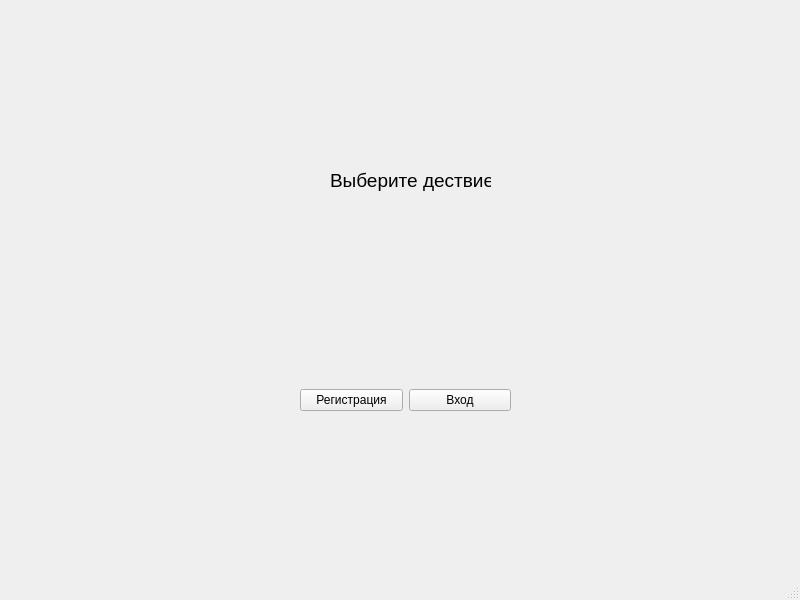
Old version of the form Diplom2/ui/startWin.ui in the repository shtorm901/Diplom_Work.
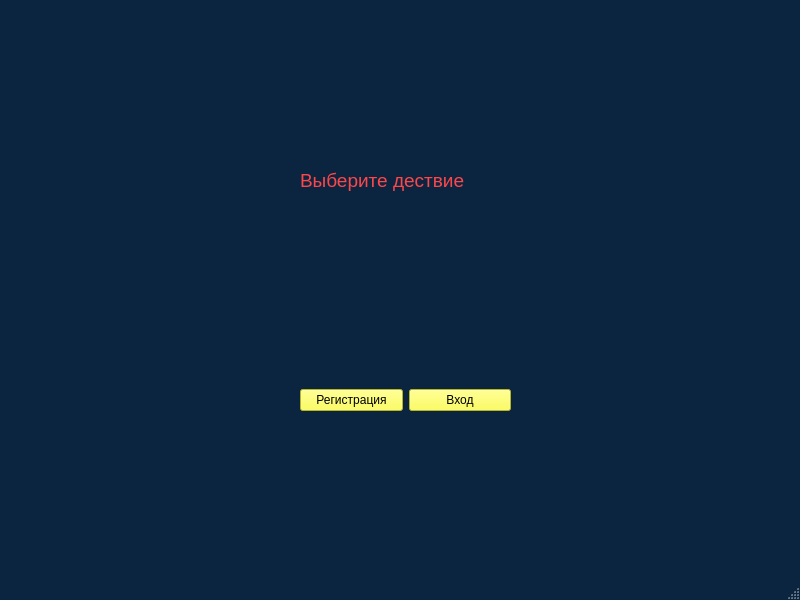
New version of the form.

Patch:
```diff
--- a/Diplom2/ui/startWin.ui
+++ b/Diplom2/ui/startWin.ui
@@ -10,9 +10,454 @@
     <height>600</height>
    </rect>
   </property>
+  <property name="palette">
+   <palette>
+    <active>
+     <colorrole role="WindowText">
+      <brush brushstyle="SolidPattern">
+       <color alpha="255">
+        <red>255</red>
+        <green>70</green>
+        <blue>73</blue>
+       </color>
+      </brush>
+     </colorrole>
+     <colorrole role="Button">
+      <brush brushstyle="SolidPattern">
+       <color alpha="255">
+        <red>11</red>
+        <green>37</green>
+        <blue>65</blue>
+       </color>
+      </brush>
+     </colorrole>
+     <colorrole role="Light">
+      <brush brushstyle="SolidPattern">
+       <color alpha="255">
+        <red>17</red>
+        <green>56</green>
+        <blue>97</blue>
+       </color>
+      </brush>
+     </colorrole>
+     <colorrole role="Midlight">
+      <brush brushstyle="SolidPattern">
+       <color alpha="255">
+        <red>14</red>
+        <green>46</green>
+        <blue>81</blue>
+       </color>
+      </brush>
+     </colorrole>
+     <colorrole role="Dark">
+      <brush brushstyle="SolidPattern">
+       <color alpha="255">
+        <red>5</red>
+        <green>18</green>
+        <blue>32</blue>
+       </color>
+      </brush>
+     </colorrole>
+     <colorrole role="Mid">
+      <brush brushstyle="SolidPattern">
+       <color alpha="255">
+        <red>7</red>
+        <green>25</green>
+        <blue>43</blue>
+       </color>
+      </brush>
+     </colorrole>
+     <colorrole role="Text">
+      <brush brushstyle="SolidPattern">
+       <color alpha="255">
+        <red>255</red>
+        <green>70</green>
+        <blue>73</blue>
+       </color>
+      </brush>
+     </colorrole>
+     <colorrole role="BrightText">
+      <brush brushstyle="SolidPattern">
+       <color alpha="255">
+        <red>255</red>
+        <green>70</green>
+        <blue>73</blue>
+       </color>
+      </brush>
+     </colorrole>
+     <colorrole role="ButtonText">
+      <brush brushstyle="SolidPattern">
+       <color alpha="255">
+        <red>255</red>
+        <green>70</green>
+        <blue>73</blue>
+       </color>
+      </brush>
+     </colorrole>
+     <colorrole role="Base">
+      <brush brushstyle="SolidPattern">
+       <color alpha="255">
+        <red>0</red>
+        <green>0</green>
+        <blue>0</blue>
+       </color>
+      </brush>
+     </colorrole>
+     <colorrole role="Window">
+      <brush brushstyle="SolidPattern">
+       <color alpha="255">
+        <red>11</red>
+        <green>37</green>
+        <blue>65</blue>
+       </color>
+      </brush>
+     </colorrole>
+     <colorrole role="Shadow">
+      <brush brushstyle="SolidPattern">
+       <color alpha="255">
+        <red>0</red>
+        <green>0</green>
+        <blue>0</blue>
+       </color>
+      </brush>
+     </colorrole>
+     <colorrole role="AlternateBase">
+      <brush brushstyle="SolidPattern">
+       <color alpha="255">
+        <red>5</red>
+        <green>18</green>
+        <blue>32</blue>
+       </color>
+      </brush>
+     </colorrole>
+     <colorrole role="ToolTipBase">
+      <brush brushstyle="SolidPattern">
+       <color alpha="255">
+        <red>255</red>
+        <green>255</green>
+        <blue>220</blue>
+       </color>
+      </brush>
+     </colorrole>
+     <colorrole role="ToolTipText">
+      <brush brushstyle="SolidPattern">
+       <color alpha="255">
+        <red>0</red>
+        <green>0</green>
+        <blue>0</blue>
+       </color>
+      </brush>
+     </colorrole>
+     <colorrole role="PlaceholderText">
+      <brush brushstyle="SolidPattern">
+       <color alpha="127">
+        <red>255</red>
+        <green>255</green>
+        <blue>255</blue>
+       </color>
+      </brush>
+     </colorrole>
+    </active>
+    <inactive>
+     <colorrole role="WindowText">
+      <brush brushstyle="SolidPattern">
+       <color alpha="255">
+        <red>255</red>
+        <green>70</green>
+        <blue>73</blue>
+       </color>
+      </brush>
+     </colorrole>
+     <colorrole role="Button">
+      <brush brushstyle="SolidPattern">
+       <color alpha="255">
+        <red>11</red>
+        <green>37</green>
+        <blue>65</blue>
+       </color>
+      </brush>
+     </colorrole>
+     <colorrole role="Light">
+      <brush brushstyle="SolidPattern">
+       <color alpha="255">
+        <red>17</red>
+        <green>56</green>
+        <blue>97</blue>
+       </color>
+      </brush>
+     </colorrole>
+     <colorrole role="Midlight">
+      <brush brushstyle="SolidPattern">
+       <color alpha="255">
+        <red>14</red>
+        <green>46</green>
+        <blue>81</blue>
+       </color>
+      </brush>
+     </colorrole>
+     <colorrole role="Dark">
+      <brush brushstyle="SolidPattern">
+       <color alpha="255">
+        <red>5</red>
+        <green>18</green>
+        <blue>32</blue>
+       </color>
+      </brush>
+     </colorrole>
+     <colorrole role="Mid">
+      <brush brushstyle="SolidPattern">
+       <color alpha="255">
+        <red>7</red>
+        <green>25</green>
+        <blue>43</blue>
+       </color>
+      </brush>
+     </colorrole>
+     <colorrole role="Text">
+      <brush brushstyle="SolidPattern">
+       <color alpha="255">
+        <red>255</red>
+        <green>70</green>
+        <blue>73</blue>
+       </color>
+      </brush>
+     </colorrole>
+     <colorrole role="BrightText">
+      <brush brushstyle="SolidPattern">
+       <color alpha="255">
+        <red>255</red>
+        <green>70</green>
+        <blue>73</blue>
+       </color>
+      </brush>
+     </colorrole>
+     <colorrole role="ButtonText">
+      <brush brushstyle="SolidPattern">
+       <color alpha="255">
+        <red>255</red>
+        <green>70</green>
+        <blue>73</blue>
+       </color>
+      </brush>
+     </colorrole>
+     <colorrole role="Base">
+      <brush brushstyle="SolidPattern">
+       <color alpha="255">
+        <red>0</red>
+        <green>0</green>
+        <blue>0</blue>
+       </color>
+      </brush>
+     </colorrole>
+     <colorrole role="Window">
+      <brush brushstyle="SolidPattern">
+       <color alpha="255">
+        <red>11</red>
+        <green>37</green>
+        <blue>65</blue>
+       </color>
+      </brush>
+     </colorrole>
+     <colorrole role="Shadow">
+      <brush brushstyle="SolidPattern">
+       <color alpha="255">
+        <red>0</red>
+        <green>0</green>
+        <blue>0</blue>
+       </color>
+      </brush>
+     </colorrole>
+     <colorrole role="AlternateBase">
+      <brush brushstyle="SolidPattern">
+       <color alpha="255">
+        <red>5</red>
+        <green>18</green>
+        <blue>32</blue>
+       </color>
+      </brush>
+     </colorrole>
+     <colorrole role="ToolTipBase">
+      <brush brushstyle="SolidPattern">
+       <color alpha="255">
+        <red>255</red>
+        <green>255</green>
+        <blue>220</blue>
+       </color>
+      </brush>
+     </colorrole>
+     <colorrole role="ToolTipText">
+      <brush brushstyle="SolidPattern">
+       <color alpha="255">
+        <red>0</red>
+        <green>0</green>
+        <blue>0</blue>
+       </color>
+      </brush>
+     </colorrole>
+     <colorrole role="PlaceholderText">
+      <brush brushstyle="SolidPattern">
+       <color alpha="127">
+        <red>255</red>
+        <green>255</green>
+        <blue>255</blue>
+       </color>
+      </brush>
+     </colorrole>
+    </inactive>
+    <disabled>
+     <colorrole role="WindowText">
+      <brush brushstyle="SolidPattern">
+       <color alpha="255">
+        <red>5</red>
+        <green>18</green>
+        <blue>32</blue>
+       </color>
+      </brush>
+     </colorrole>
+     <colorrole role="Button">
+      <brush brushstyle="SolidPattern">
+       <color alpha="255">
+        <red>11</red>
+        <green>37</green>
+        <blue>65</blue>
+       </color>
+      </brush>
+     </colorrole>
+     <colorrole role="Light">
+      <brush brushstyle="SolidPattern">
+       <color alpha="255">
+        <red>17</red>
+        <green>56</green>
+        <blue>97</blue>
+       </color>
+      </brush>
+     </colorrole>
+     <colorrole role="Midlight">
+      <brush brushstyle="SolidPattern">
+       <color alpha="255">
+        <red>14</red>
+        <green>46</green>
+        <blue>81</blue>
+       </color>
+      </brush>
+     </colorrole>
+     <colorrole role="Dark">
+      <brush brushstyle="SolidPattern">
+       <color alpha="255">
+        <red>5</red>
+        <green>18</green>
+        <blue>32</blue>
+       </color>
+      </brush>
+     </colorrole>
+     <colorrole role="Mid">
+      <brush brushstyle="SolidPattern">
+       <color alpha="255">
+        <red>7</red>
+        <green>25</green>
+        <blue>43</blue>
+       </color>
+      </brush>
+     </colorrole>
+     <colorrole role="Text">
+      <brush brushstyle="SolidPattern">
+       <color alpha="255">
+        <red>5</red>
+        <green>18</green>
+        <blue>32</blue>
+       </color>
+      </brush>
+     </colorrole>
+     <colorrole role="BrightText">
+      <brush brushstyle="SolidPattern">
+       <color alpha="255">
+        <red>255</red>
+        <green>70</green>
+        <blue>73</blue>
+       </color>
+      </brush>
+     </colorrole>
+     <colorrole role="ButtonText">
+      <brush brushstyle="SolidPattern">
+       <color alpha="255">
+        <red>5</red>
+        <green>18</green>
+        <blue>32</blue>
+       </color>
+      </brush>
+     </colorrole>
+     <colorrole role="Base">
+      <brush brushstyle="SolidPattern">
+       <color alpha="255">
+        <red>11</red>
+        <green>37</green>
+        <blue>65</blue>
+       </color>
+      </brush>
+     </colorrole>
+     <colorrole role="Window">
+      <brush brushstyle="SolidPattern">
+       <color alpha="255">
+        <red>11</red>
+        <green>37</green>
+        <blue>65</blue>
+       </color>
+      </brush>
+     </colorrole>
+     <colorrole role="Shadow">
+      <brush brushstyle="SolidPattern">
+       <color alpha="255">
+        <red>0</red>
+        <green>0</green>
+        <blue>0</blue>
+       </color>
+      </brush>
+     </colorrole>
+     <colorrole role="AlternateBase">
+      <brush brushstyle="SolidPattern">
+       <color alpha="255">
+        <red>11</red>
+        <green>37</green>
+        <blue>65</blue>
+       </color>
+      </brush>
+     </colorrole>
+     <colorrole role="ToolTipBase">
+      <brush brushstyle="SolidPattern">
+       <color alpha="255">
+        <red>255</red>
+        <green>255</green>
+        <blue>220</blue>
+       </color>
+      </brush>
+     </colorrole>
+     <colorrole role="ToolTipText">
+      <brush brushstyle="SolidPattern">
+       <color alpha="255">
+        <red>0</red>
+        <green>0</green>
+        <blue>0</blue>
+       </color>
+      </brush>
+     </colorrole>
+     <colorrole role="PlaceholderText">
+      <brush brushstyle="SolidPattern">
+       <color alpha="127">
+        <red>5</red>
+        <green>18</green>
+        <blue>32</blue>
+       </color>
+      </brush>
+     </colorrole>
+    </disabled>
+   </palette>
+  </property>
   <property name="windowTitle">
    <string>MainWindow</string>
   </property>
+  <property name="styleSheet">
+   <string notr="true"/>
+  </property>
   <widget class="QWidget" name="centralwidget">
    <widget class="QWidget" name="gridLayoutWidget">
     <property name="geometry">
@@ -26,6 +471,9 @@
     <layout class="QGridLayout" name="gridLayout">
      <item row="0" column="0">
       <widget class="QPushButton" name="pushButton">
+       <property name="styleSheet">
+        <string notr="true">background-color:rgb(255, 255, 52)</string>
+       </property>
        <property name="text">
         <string>Регистрация</string>
        </property>
@@ -33,6 +481,9 @@
      </item>
      <item row="0" column="1">
       <widget class="QPushButton" name="pushButton_2">
+       <property name="styleSheet">
+        <string notr="true">background-color:rgb(255, 255, 52)</string>
+       </property>
        <property name="text">
         <string>Вход</string>
        </property>
@@ -43,12 +494,454 @@
    <widget class="QLabel" name="label">
     <property name="geometry">
      <rect>
-      <x>330</x>
+      <x>300</x>
       <y>170</y>
-      <width>161</width>
+      <width>231</width>
       <height>21</height>
      </rect>
     </property>
+    <property name="palette">
+     <palette>
+      <active>
+       <colorrole role="WindowText">
+        <brush brushstyle="SolidPattern">
+         <color alpha="255">
+          <red>255</red>
+          <green>70</green>
+          <blue>73</blue>
+         </color>
+        </brush>
+       </colorrole>
+       <colorrole role="Button">
+        <brush brushstyle="SolidPattern">
+         <color alpha="255">
+          <red>11</red>
+          <green>37</green>
+          <blue>65</blue>
+         </color>
+        </brush>
+       </colorrole>
+       <colorrole role="Light">
+        <brush brushstyle="SolidPattern">
+         <color alpha="255">
+          <red>17</red>
+          <green>56</green>
+          <blue>97</blue>
+         </color>
+        </brush>
+       </colorrole>
+       <colorrole role="Midlight">
+        <brush brushstyle="SolidPattern">
+         <color alpha="255">
+          <red>14</red>
+          <green>46</green>
+          <blue>81</blue>
+         </color>
+        </brush>
+       </colorrole>
+       <colorrole role="Dark">
+        <brush brushstyle="SolidPattern">
+         <color alpha="255">
+          <red>5</red>
+          <green>18</green>
+          <blue>32</blue>
+         </color>
+        </brush>
+       </colorrole>
+       <colorrole role="Mid">
+        <brush brushstyle="SolidPattern">
+         <color alpha="255">
+          <red>7</red>
+          <green>25</green>
+          <blue>43</blue>
+         </color>
+        </brush>
+       </colorrole>
+       <colorrole role="Text">
+        <brush brushstyle="SolidPattern">
+         <color alpha="255">
+          <red>255</red>
+          <green>70</green>
+          <blue>73</blue>
+         </color>
+        </brush>
+       </colorrole>
+       <colorrole role="BrightText">
+        <brush brushstyle="SolidPattern">
+         <color alpha="255">
+          <red>255</red>
+          <green>70</green>
+          <blue>73</blue>
+         </color>
+        </brush>
+       </colorrole>
+       <colorrole role="ButtonText">
+        <brush brushstyle="SolidPattern">
+         <color alpha="255">
+          <red>255</red>
+          <green>70</green>
+          <blue>73</blue>
+         </color>
+        </brush>
+       </colorrole>
+       <colorrole role="Base">
+        <brush brushstyle="SolidPattern">
+         <color alpha="255">
+          <red>0</red>
+          <green>0</green>
+          <blue>0</blue>
+         </color>
+        </brush>
+       </colorrole>
+       <colorrole role="Window">
+        <brush brushstyle="SolidPattern">
+         <color alpha="255">
+          <red>11</red>
+          <green>37</green>
+          <blue>65</blue>
+         </color>
+        </brush>
+       </colorrole>
+       <colorrole role="Shadow">
+        <brush brushstyle="SolidPattern">
+         <color alpha="255">
+          <red>0</red>
+          <green>0</green>
+          <blue>0</blue>
+         </color>
+        </brush>
+       </colorrole>
+       <colorrole role="AlternateBase">
+        <brush brushstyle="SolidPattern">
+         <color alpha="255">
+          <red>5</red>
+          <green>18</green>
+          <blue>32</blue>
+         </color>
+        </brush>
+       </colorrole>
+       <colorrole role="ToolTipBase">
+        <brush brushstyle="SolidPattern">
+         <color alpha="255">
+          <red>255</red>
+          <green>255</green>
+          <blue>220</blue>
+         </color>
+        </brush>
+       </colorrole>
+       <colorrole role="ToolTipText">
+        <brush brushstyle="SolidPattern">
+         <color alpha="255">
+          <red>0</red>
+          <green>0</green>
+          <blue>0</blue>
+         </color>
+        </brush>
+       </colorrole>
+       <colorrole role="PlaceholderText">
+        <brush brushstyle="SolidPattern">
+         <color alpha="127">
+          <red>255</red>
+          <green>255</green>
+          <blue>255</blue>
+         </color>
+        </brush>
+       </colorrole>
+      </active>
+      <inactive>
+       <colorrole role="WindowText">
+        <brush brushstyle="SolidPattern">
+         <color alpha="255">
+          <red>255</red>
+          <green>70</green>
+          <blue>73</blue>
+         </color>
+        </brush>
+       </colorrole>
+       <colorrole role="Button">
+        <brush brushstyle="SolidPattern">
+         <color alpha="255">
+          <red>11</red>
+          <green>37</green>
+          <blue>65</blue>
+         </color>
+        </brush>
+       </colorrole>
+       <colorrole role="Light">
+        <brush brushstyle="SolidPattern">
+         <color alpha="255">
+          <red>17</red>
+          <green>56</green>
+          <blue>97</blue>
+         </color>
+        </brush>
+       </colorrole>
+       <colorrole role="Midlight">
+        <brush brushstyle="SolidPattern">
+         <color alpha="255">
+          <red>14</red>
+          <green>46</green>
+          <blue>81</blue>
+         </color>
+        </brush>
+       </colorrole>
+       <colorrole role="Dark">
+        <brush brushstyle="SolidPattern">
+         <color alpha="255">
+          <red>5</red>
+          <green>18</green>
+          <blue>32</blue>
+         </color>
+        </brush>
+       </colorrole>
+       <colorrole role="Mid">
+        <brush brushstyle="SolidPattern">
+         <color alpha="255">
+          <red>7</red>
+          <green>25</green>
+          <blue>43</blue>
+         </color>
+        </brush>
+       </colorrole>
+       <colorrole role="Text">
+        <brush brushstyle="SolidPattern">
+         <color alpha="255">
+          <red>255</red>
+          <green>70</green>
+          <blue>73</blue>
+         </color>
+        </brush>
+       </colorrole>
+       <colorrole role="BrightText">
+        <brush brushstyle="SolidPattern">
+         <color alpha="255">
+          <red>255</red>
+          <green>70</green>
+          <blue>73</blue>
+         </color>
+        </brush>
+       </colorrole>
+       <colorrole role="ButtonText">
+        <brush brushstyle="SolidPattern">
+         <color alpha="255">
+          <red>255</red>
+          <green>70</green>
+          <blue>73</blue>
+         </color>
+        </brush>
+       </colorrole>
+       <colorrole role="Base">
+        <brush brushstyle="SolidPattern">
+         <color alpha="255">
+          <red>0</red>
+          <green>0</green>
+          <blue>0</blue>
+         </color>
+        </brush>
+       </colorrole>
+       <colorrole role="Window">
+        <brush brushstyle="SolidPattern">
+         <color alpha="255">
+          <red>11</red>
+          <green>37</green>
+          <blue>65</blue>
+         </color>
+        </brush>
+       </colorrole>
+       <colorrole role="Shadow">
+        <brush brushstyle="SolidPattern">
+         <color alpha="255">
+          <red>0</red>
+          <green>0</green>
+          <blue>0</blue>
+         </color>
+        </brush>
+       </colorrole>
+       <colorrole role="AlternateBase">
+        <brush brushstyle="SolidPattern">
+         <color alpha="255">
+          <red>5</red>
+          <green>18</green>
+          <blue>32</blue>
+         </color>
+        </brush>
+       </colorrole>
+       <colorrole role="ToolTipBase">
+        <brush brushstyle="SolidPattern">
+         <color alpha="255">
+          <red>255</red>
+          <green>255</green>
+          <blue>220</blue>
+         </color>
+        </brush>
+       </colorrole>
+       <colorrole role="ToolTipText">
+        <brush brushstyle="SolidPattern">
+         <color alpha="255">
+          <red>0</red>
+          <green>0</green>
+          <blue>0</blue>
+         </color>
+        </brush>
+       </colorrole>
+       <colorrole role="PlaceholderText">
+        <brush brushstyle="SolidPattern">
+         <color alpha="127">
+          <red>255</red>
+          <green>255</green>
+          <blue>255</blue>
+         </color>
+        </brush>
+       </colorrole>
+      </inactive>
+      <disabled>
+       <colorrole role="WindowText">
+        <brush brushstyle="SolidPattern">
+         <color alpha="255">
+          <red>5</red>
+          <green>18</green>
+          <blue>32</blue>
+         </color>
+        </brush>
+       </colorrole>
+       <colorrole role="Button">
+        <brush brushstyle="SolidPattern">
+         <color alpha="255">
+          <red>11</red>
+          <green>37</green>
+          <blue>65</blue>
+         </color>
+        </brush>
+       </colorrole>
+       <colorrole role="Light">
+        <brush brushstyle="SolidPattern">
+         <color alpha="255">
+          <red>17</red>
+          <green>56</green>
+          <blue>97</blue>
+         </color>
+        </brush>
+       </colorrole>
+       <colorrole role="Midlight">
+        <brush brushstyle="SolidPattern">
+         <color alpha="255">
+          <red>14</red>
+          <green>46</green>
+          <blue>81</blue>
+         </color>
+        </brush>
+       </colorrole>
+       <colorrole role="Dark">
+        <brush brushstyle="SolidPattern">
+         <color alpha="255">
+          <red>5</red>
+          <green>18</green>
+          <blue>32</blue>
+         </color>
+        </brush>
+       </colorrole>
+       <colorrole role="Mid">
+        <brush brushstyle="SolidPattern">
+         <color alpha="255">
+          <red>7</red>
+          <green>25</green>
+          <blue>43</blue>
+         </color>
+        </brush>
+       </colorrole>
+       <colorrole role="Text">
+        <brush brushstyle="SolidPattern">
+         <color alpha="255">
+          <red>5</red>
+          <green>18</green>
+          <blue>32</blue>
+         </color>
+        </brush>
+       </colorrole>
+       <colorrole role="BrightText">
+        <brush brushstyle="SolidPattern">
+         <color alpha="255">
+          <red>255</red>
+          <green>70</green>
+          <blue>73</blue>
+         </color>
+        </brush>
+       </colorrole>
+       <colorrole role="ButtonText">
+        <brush brushstyle="SolidPattern">
+         <color alpha="255">
+          <red>5</red>
+          <green>18</green>
+          <blue>32</blue>
+         </color>
+        </brush>
+       </colorrole>
+       <colorrole role="Base">
+        <brush brushstyle="SolidPattern">
+         <color alpha="255">
+          <red>11</red>
+          <green>37</green>
+          <blue>65</blue>
+         </color>
+        </brush>
+       </colorrole>
+       <colorrole role="Window">
+        <brush brushstyle="SolidPattern">
+         <color alpha="255">
+          <red>11</red>
+          <green>37</green>
+          <blue>65</blue>
+         </color>
+        </brush>
+       </colorrole>
+       <colorrole role="Shadow">
+        <brush brushstyle="SolidPattern">
+         <color alpha="255">
+          <red>0</red>
+          <green>0</green>
+          <blue>0</blue>
+         </color>
+        </brush>
+       </colorrole>
+       <colorrole role="AlternateBase">
+        <brush brushstyle="SolidPattern">
+         <color alpha="255">
+          <red>11</red>
+          <green>37</green>
+          <blue>65</blue>
+         </color>
+        </brush>
+       </colorrole>
+       <colorrole role="ToolTipBase">
+        <brush brushstyle="SolidPattern">
+         <color alpha="255">
+          <red>255</red>
+          <green>255</green>
+          <blue>220</blue>
+         </color>
+        </brush>
+       </colorrole>
+       <colorrole role="ToolTipText">
+        <brush brushstyle="SolidPattern">
+         <color alpha="255">
+          <red>0</red>
+          <green>0</green>
+          <blue>0</blue>
+         </color>
+        </brush>
+       </colorrole>
+       <colorrole role="PlaceholderText">
+        <brush brushstyle="SolidPattern">
+         <color alpha="127">
+          <red>5</red>
+          <green>18</green>
+          <blue>32</blue>
+         </color>
+        </brush>
+       </colorrole>
+      </disabled>
+     </palette>
+    </property>
     <property name="font">
      <font>
       <pointsize>14</pointsize>
```
